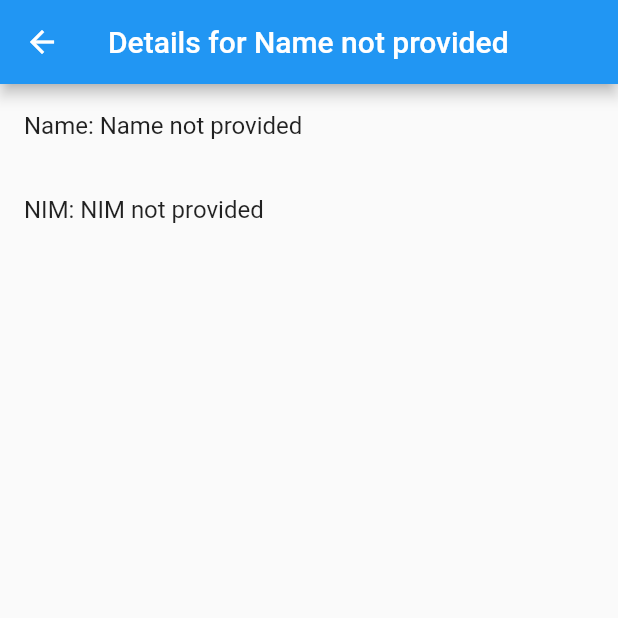
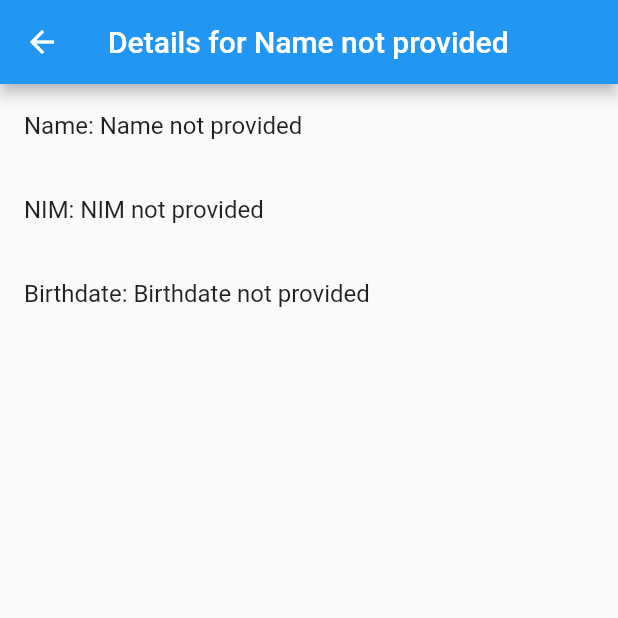
Before and after one commit to asapw/statelesswidget, a Flutter app: the AnotherScreen screen opened directly with empty values, on a phone screen of 412 x 824 dp, the top half of it. Run offline on Flutter 3.47's test engine with Material 2 defaults, Android fonts, the phone set to English and light mode, and no system bars.

Commit message:
first commit

```diff
--- a/lib/main.dart
+++ b/lib/main.dart
@@ -7,18 +7,21 @@ void main() {
 }
 
 class Homescreen extends StatelessWidget {
-  final List<Map<String, String?>> biodata = [
+  final List<Map<String, String>> students = [
     {
       'name': 'Septian Wijaya',
       'Nim': '32210072',
+      'birthdate': '15-09-2001',
     },
     {
       'name': 'William',
       'Nim': '32210022',
+      'birthdate': '14-02-2003',
     },
     {
       'name': 'Daniel Alexander',
       'Nim': '32210075',
+      'birthdate': '25-10-2002',
     },
   ];
 
@@ -29,19 +32,13 @@ class Homescreen extends StatelessWidget {
         title: const Text('Kelompok 6'),
       ),
       body: ListView.builder(
-        itemCount: biodata.length,
+        itemCount: students.length,
         itemBuilder: (BuildContext context, int index) {
           return ListTile(
-            title: Text(biodata[index]['name'] ?? 'Name not provided'),
-            subtitle: Column(
-              crossAxisAlignment: CrossAxisAlignment.start,
-              children: [
-                Text('NIM: ${biodata[index]['Nim'] ?? 'NIM not provided'}'),
-              ],
-            ),
+            title: Text(students[index]['name'] ?? 'Name not provided'),
             onTap: () {
               Navigator.of(context).push(MaterialPageRoute(
-                builder: (_) => AnotherScreen(biodata: biodata[index]),
+                builder: (_) => AnotherScreen(student: students[index]),
               ));
             },
           );
@@ -52,24 +49,28 @@ class Homescreen extends StatelessWidget {
 }
 
 class AnotherScreen extends StatelessWidget {
-  final Map<String, String?> biodata;
+  final Map<String, String> student;
 
-  AnotherScreen({required this.biodata});
+  AnotherScreen({required this.student});
 
   @override
   Widget build(BuildContext context) {
     return Scaffold(
       appBar: AppBar(
-        title: Text('Details for ${biodata['name'] ?? 'Name not provided'}'),
+        title: Text('Details for ${student['name'] ?? 'Name not provided'}'),
       ),
       body: Column(
         crossAxisAlignment: CrossAxisAlignment.start,
         children: [
           ListTile(
-            title: Text('Name: ${biodata['name'] ?? 'Name not provided'}'),
+            title: Text('Name: ${student['name'] ?? 'Name not provided'}'),
           ),
           ListTile(
-            title: Text('NIM: ${biodata['Nim'] ?? 'NIM not provided'}'),
+            title: Text('NIM: ${student['Nim'] ?? 'NIM not provided'}'),
+          ),
+          ListTile(
+            title: Text(
+                'Birthdate: ${student['birthdate'] ?? 'Birthdate not provided'}'),
           ),
         ],
       ),
```
